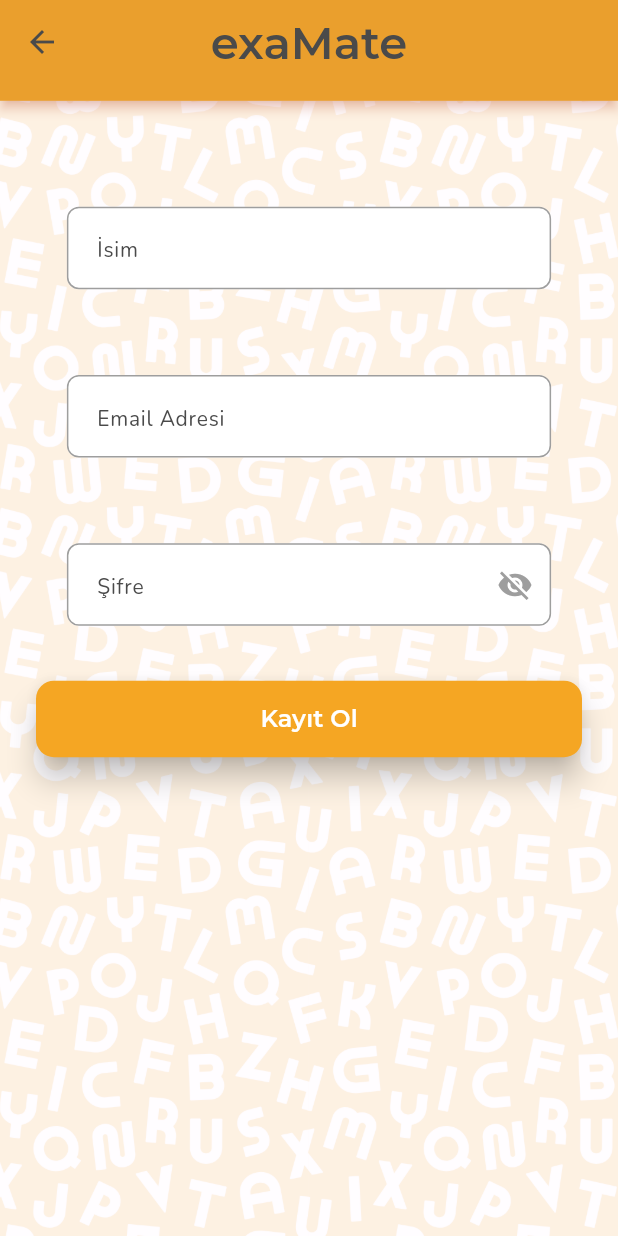
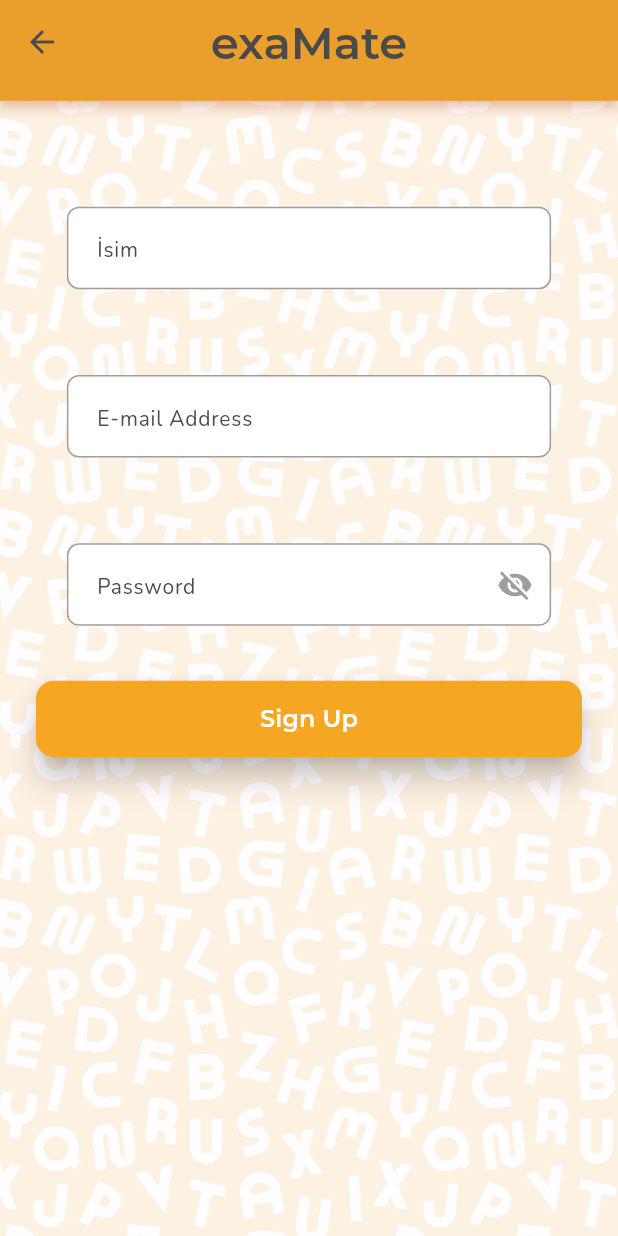
Before and after one commit to selinguz/prepWords, a Flutter app: the SignUpPage screen opened by its route, on a phone screen of 412 x 824 dp. Run offline on Flutter 3.47's test engine with Material 3 defaults, Android fonts, the phone set to English and light mode, and no system bars; our stand-ins replace cloud_firestore, firebase_auth, firebase_core, shared_preferences; missing offline and left inert: flutter_flip_card; accounts and stored records are empty; network calls fail.

Commit message:
tüm ifadeler ingilziceye çevrildi

```diff
--- a/lib/components/custom_card.dart
+++ b/lib/components/custom_card.dart
@@ -116,7 +116,7 @@
                 ),
                 SizedBox(height: 8),
                 Text(
-                  'Kartı çevirmek için dokun',
+                  'Tap to turn the card.',
                   style: bodySmall.copyWith(
                     color: textWhiteColor.withAlpha(200),
                     letterSpacing: 0.5,
@@ -156,7 +156,7 @@
               mainAxisAlignment: MainAxisAlignment.center,
               children: [
                 Text(
-                  'Örnek Cümle',
+                  'Example',
                   style: headingSmall.copyWith(
                     color: textGreyColor,
                     fontWeight: FontWeight.bold,
@@ -201,7 +201,7 @@
                 ),
                 SizedBox(height: 8),
                 Text(
-                  'Kartı çevirmek için dokun',
+                  'Tap to turn the card',
                   style: bodySmall.copyWith(
                     color: textGreyColor.withAlpha(150),
                     letterSpacing: 0.5,
--- a/lib/pages/home_page.dart
+++ b/lib/pages/home_page.dart
@@ -47,7 +47,7 @@
     if (user != null) {
       user.reload().then((_) {
         setState(() {
-          _userName = user.displayName ?? 'Kullanıcı';
+          _userName = user.displayName ?? 'User';
         });
       });
     }
@@ -370,11 +370,11 @@
                     ? 1
                     : title == 'Intermediate'
                         ? 2
-                        : 3, // kaç ikon olacağını seviyeye göre belirliyoruz
+                        : 3,
                 (index) => Padding(
                   padding: const EdgeInsets.symmetric(horizontal: 2),
                   child: Icon(
-                    icon, // senin yukarıda verdiğin icon parametresi
+                    icon,
                     color: color,
                     size: 30,
                   ),
--- a/lib/pages/levels_page.dart
+++ b/lib/pages/levels_page.dart
@@ -7,7 +7,7 @@
 import 'package:shared_preferences/shared_preferences.dart';
 
 class LevelsPage extends StatefulWidget {
-  final int level; // 1: Başlangıç, 2: Orta, 3: İleri
+  final int level;
   final String levelName;
   final int unitCount;
 
@@ -190,7 +190,7 @@
                           crossAxisAlignment: CrossAxisAlignment.start,
                           children: [
                             Text(
-                              'Ünite $globalUnit',
+                              'Unit $globalUnit',
                               style: headingMedium.copyWith(
                                 color: isUnlocked
                                     ? textGreyColor.withAlpha(179)
@@ -200,7 +200,7 @@
                             ),
                             SizedBox(height: 4),
                             Text(
-                              '20 Kelime',
+                              '20 Words',
                               style: bodySmall.copyWith(
                                 color: isUnlocked
                                     ? textGreyColor.withAlpha(135)
--- a/lib/pages/sign_in_page.dart
+++ b/lib/pages/sign_in_page.dart
@@ -100,10 +100,10 @@
                               // --- Email
                               CustomTextField(
                                 controller: _emailController,
-                                hintText: 'Email',
+                                hintText: 'E-mail',
                                 validator: (value) {
                                   if (value?.isEmpty ?? true) {
-                                    return 'Email gerekli';
+                                    return 'E-mail is required';
                                   }
                                   return null;
                                 },
@@ -112,7 +112,7 @@
                               // --- Şifre
                               CustomTextField(
                                 controller: _passwordController,
-                                hintText: 'Şifre',
+                                hintText: 'Password',
                                 obscureText: !_isPasswordVisible,
                                 suffixIcon: IconButton(
                                   icon: Icon(_isPasswordVisible
@@ -126,10 +126,10 @@
                                 ),
                                 validator: (value) {
                                   if (value?.isEmpty ?? true) {
-                                    return 'Şifre gerekli';
+                                    return 'Password is required';
                                   }
                                   if (value!.length < 6) {
-                                    return 'Şifre en az 6 karakter olmalı';
+                                    return 'The password must be at least 6 characters long.';
                                   }
                                   return null;
                                 },
@@ -150,7 +150,7 @@
                                             });
                                           },
                                         ),
-                                        Text("Beni hatırla",
+                                        Text("Remember me",
                                             style: greyButtonText),
                                       ],
                                     ),
@@ -160,7 +160,7 @@
                                       // şifre sıfırlama dialog'un
                                       // ...
                                     },
-                                    child: Text('Şifremi Unuttum',
+                                    child: Text('Forgot your password?',
                                         style: greyButtonText.copyWith(
                                             color: warnOrange)),
                                   ),
@@ -190,13 +190,13 @@
                                         String errorMessage;
                                         if (e.code == 'user-not-found') {
                                           errorMessage =
-                                              'Böyle bir kullanıcı bulunamadı.';
+                                              'No such user was found.';
                                         } else if (e.code == 'wrong-password') {
                                           errorMessage =
-                                              'Şifre hatalı. Lütfen tekrar deneyin.';
+                                              'The password is incorrect. Please try again.';
                                         } else {
                                           errorMessage =
-                                              'Bir hata oluştu: ${e.message}';
+                                              'An error occured: ${e.message}';
                                         }
                                         ScaffoldMessenger.of(context)
                                             .showSnackBar(SnackBar(
@@ -214,7 +214,7 @@
                                     elevation: 8,
                                   ),
                                   child:
-                                      Text('Giriş Yap', style: whiteButtonText),
+                                      Text('Sign In', style: whiteButtonText),
                                 ),
                               ),
 
@@ -226,7 +226,7 @@
                                 onPressed: () => Navigator.pushReplacementNamed(
                                     context, '/signup'),
                                 child: Text(
-                                  'Hesabınız yok mu? Kaydolun',
+                                  'Don\'t have an account? Sign up',
                                   style: headingMedium.copyWith(
                                     color: warnOrange,
                                     fontWeight: FontWeight.bold,
--- a/lib/pages/sign_up_page.dart
+++ b/lib/pages/sign_up_page.dart
@@ -52,7 +52,7 @@
                               hintText: 'İsim',
                               validator: (value) {
                                 if (value == null || value.isEmpty) {
-                                  return 'Lütfen isminizi girin';
+                                  return 'Please enter your name';
                                 }
                                 return null;
                               },
@@ -60,15 +60,15 @@
                             SizedBox(height: 16),
                             CustomTextField(
                               controller: _emailController,
-                              hintText: 'Email Adresi',
+                              hintText: 'E-mail Address',
                               validator: (value) {
                                 if (value == null || value.isEmpty) {
-                                  return 'Lütfen email adresinizi girin';
+                                  return 'Please enter your email address';
                                 }
                                 final emailRegex =
                                     RegExp(r'^[^@]+@[^@]+\.[^@]+$');
                                 if (!emailRegex.hasMatch(value)) {
-                                  return 'Lütfen geçerli bir email adresi girin';
+                                  return 'Please enter a valid email address';
                                 }
                                 return null;
                               },
@@ -76,7 +76,7 @@
                             SizedBox(height: 16),
                             CustomTextField(
                               controller: _passwordController,
-                              hintText: 'Şifre',
+                              hintText: 'Password',
                               obscureText: !_isPasswordVisible,
                               suffixIcon: IconButton(
                                 icon: Icon(_isPasswordVisible
@@ -90,7 +90,7 @@
                               ),
                               validator: (value) {
                                 if (value == null || value.isEmpty) {
-                                  return 'Lütfen şifrenizi girin';
+                                  return 'Please enter your password';
                                 }
                                 return null;
                               },
@@ -116,13 +116,13 @@
                                     String errorMessage;
                                     if (e.code == 'email-already-in-use') {
                                       errorMessage =
-                                          'Bu email zaten kullanılıyor.';
+                                          'This email address is already in use.';
                                     } else if (e.code == 'weak-password') {
                                       errorMessage =
-                                          'Şifre çok zayıf. Lütfen daha güçlü bir şifre deneyin.';
+                                          'The password is too weak. Please try a stronger password.';
                                     } else {
                                       errorMessage =
-                                          'Bir hata oluştu: ${e.message}';
+                                          'An error occured: ${e.message}';
                                     }
                                     ScaffoldMessenger.of(context).showSnackBar(
                                         SnackBar(content: Text(errorMessage)));
@@ -137,7 +137,7 @@
                                     const EdgeInsets.symmetric(vertical: 14),
                                 elevation: 8,
                               ),
-                              child: Text('Kayıt Ol', style: whiteButtonText),
+                              child: Text('Sign Up', style: whiteButtonText),
                             ),
                             Spacer(),
                           ],
--- a/lib/pages/word_type_detail_page.dart
+++ b/lib/pages/word_type_detail_page.dart
@@ -28,7 +28,7 @@
           }
 
           if (snapshot.hasError) {
-            return Center(child: Text('Hata: ${snapshot.error}'));
+            return Center(child: Text('Error: ${snapshot.error}'));
           }
 
           final words = snapshot.data ?? [];
@@ -49,7 +49,7 @@
               Container(
                 padding: EdgeInsets.all(16),
                 child: Text(
-                  'Bu türde ${words.length} kelime bulunuyor',
+                  'There are ${words.length} words in this type.',
                   style: bodyMedium.copyWith(color: textGreyColor),
                 ),
               ),
```
Also changed, not shown: lib/pages/categories_content.dart (+6 -6 lines), lib/pages/profile_content.dart (+8 -8 lines), lib/pages/words_page.dart (+8 -8 lines), lib/services/firebase_service.dart (+4 -4 lines).
